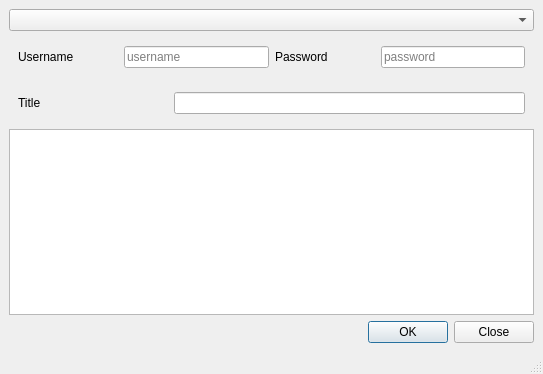
Above: sources/src/reportabug.ui from arcan1s/reportabug before the change. Below: the same form after it.
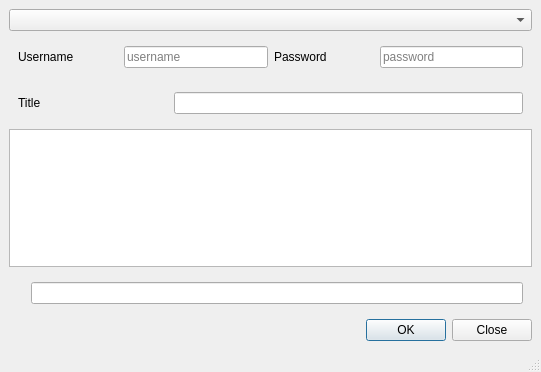
That is the form after the change.

Commit message: release 1.0.1 * fix captcha

Patch:
```diff
--- a/sources/src/reportabug.ui
+++ b/sources/src/reportabug.ui
@@ -6,8 +6,8 @@
    <rect>
     <x>0</x>
     <y>0</y>
-    <width>543</width>
-    <height>374</height>
+    <width>541</width>
+    <height>372</height>
    </rect>
   </property>
   <property name="windowTitle">
@@ -109,6 +109,22 @@
       </property>
      </widget>
     </item>
+    <item>
+     <widget class="QWidget" name="widget_captcha" native="true">
+      <layout class="QHBoxLayout" name="horizontalLayout">
+       <item>
+        <widget class="QLabel" name="label_captcha">
+         <property name="text">
+          <string/>
+         </property>
+        </widget>
+       </item>
+       <item>
+        <widget class="QLineEdit" name="lineEdit_captcha"/>
+       </item>
+      </layout>
+     </widget>
+    </item>
     <item>
      <widget class="QDialogButtonBox" name="buttonBox">
       <property name="standardButtons">
```
The commit also changes 10 other files.
